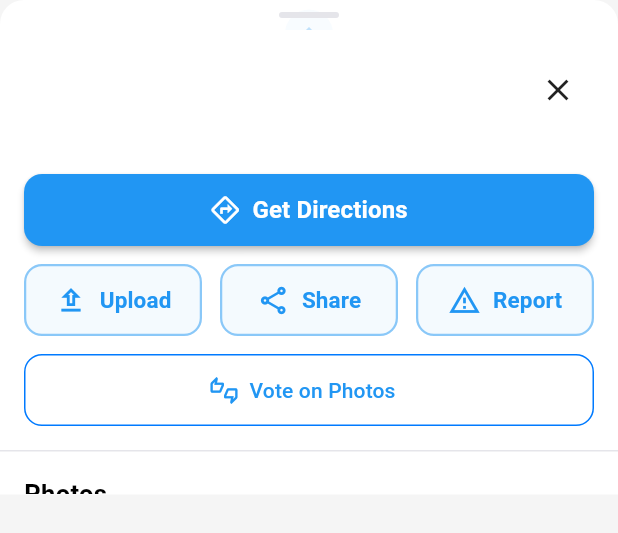
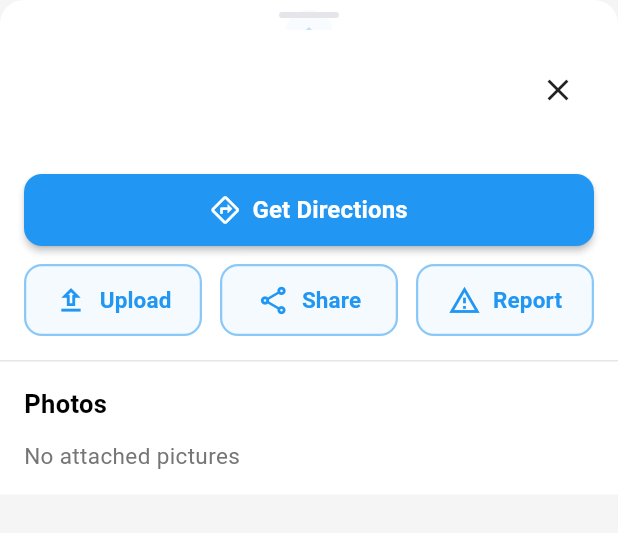
Before and after one commit to CherianK/mobility_mate, a Flutter app: the LocationBottomSheet widget shown alone on an empty page, opened directly with empty values, on a phone screen of 412 x 824 dp. Shown: the top 533 px of the screen. Run offline on Flutter 3.47's test engine with Material 3 defaults, Android fonts, the phone set to English and light mode, and no system bars; our stand-ins replace cached_network_image, confetti, geolocator, google_fonts, image_picker, share_plus and 1 more; missing offline and left inert: mapbox_maps_flutter; accounts and stored records are empty; network calls fail; statements that could not run were skipped.

Commit message:
Edited UI for vote button

```diff
--- a/lib/widgets/location_bottom_sheet.dart
+++ b/lib/widgets/location_bottom_sheet.dart
@@ -495,45 +495,6 @@ class LocationBottomSheet extends StatelessWidget {
                   ),
                 ],
               ),
-              const SizedBox(height: 12),
-              // Vote button
-              SizedBox(
-                width: double.infinity,
-                height: 48,
-                child: OutlinedButton.icon(
-                  onPressed: () {
-                    // Normalize the data before passing it to VotePage
-                    final normalizedData = {
-                      'name': data['Metadata']?['name'] ?? data['Tags']?['name'] ?? 'Unknown Location',
-                      'id': data['id'] ?? data['Metadata']?['name'] ?? data['Tags']?['name'] ?? 'Unknown Location',
-                      'images': (data['Images'] as List<dynamic>? ?? [])
-                        .where((img) => img is Map && img['approved_status'] == true)
-                        .map((img) => img['image_url'] as String)
-                        .toList(),
-                      'tags': data['Tags'] ?? {},
-                      'Location_Lat': data['Location_Lat'],
-                      'Location_Lon': data['Location_Lon'],
-                    };
-
-                    Navigator.push(
-                      context,
-                      MaterialPageRoute(
-                        builder: (_) => VotePage(initialLocation: normalizedData),
-                      ),
-                    );
-                  },
-                  icon: const Icon(Icons.thumbs_up_down_outlined),
-                  label: const Text('Vote on Photos'),
-                  style: OutlinedButton.styleFrom(
-                    foregroundColor: Colors.blue,
-                    side: const BorderSide(color: Color(0xFF007AFF)),
-                    shape: RoundedRectangleBorder(
-                      borderRadius: BorderRadius.circular(12),
-                    ),
-                    minimumSize: const Size(0, 48),
-                  ),
-                ),
-              ),
             ],
           ),
         ),
@@ -633,6 +594,44 @@ class LocationBottomSheet extends StatelessWidget {
                         ),
                       );
                     },
+                  ),
+                ),
+                const SizedBox(height: 16),
+                // Vote button moved here
+                SizedBox(
+                  width: double.infinity,
+                  height: 48,
+                  child: ElevatedButton.icon(
+                    onPressed: () {
+                      // Normalize the data before passing it to VotePage
+                      final normalizedData = {
+                        'name': data['Metadata']?['name'] ?? data['Tags']?['name'] ?? 'Unknown Location',
+                        'id': data['id'] ?? data['Metadata']?['name'] ?? data['Tags']?['name'] ?? 'Unknown Location',
+                        'images': (data['Images'] as List<dynamic>? ?? [])
+                          .where((img) => img is Map && img['approved_status'] == true)
+                          .map((img) => img['image_url'] as String)
+                          .toList(),
+                        'tags': data['Tags'] ?? {},
+                        'Location_Lat': data['Location_Lat'],
+                        'Location_Lon': data['Location_Lon'],
+                      };
+
+                      Navigator.push(
+                        context,
+                        MaterialPageRoute(
+                          builder: (_) => VotePage(initialLocation: normalizedData),
+                        ),
+                      );
+                    },
+                    icon: const Icon(Icons.thumbs_up_down_outlined, color: Colors.white),
+                    label: const Text('Vote on Photos', style: TextStyle(color: Colors.white)),
+                    style: ElevatedButton.styleFrom(
+                      backgroundColor: const Color(0xFF007AFF),
+                      shape: RoundedRectangleBorder(
+                        borderRadius: BorderRadius.circular(12),
+                      ),
+                      minimumSize: const Size(0, 48),
+                    ),
                   ),
                 ),
               ],
```
Also changed, not shown: lib/screens/vote_page.dart (+10 -2 lines).
